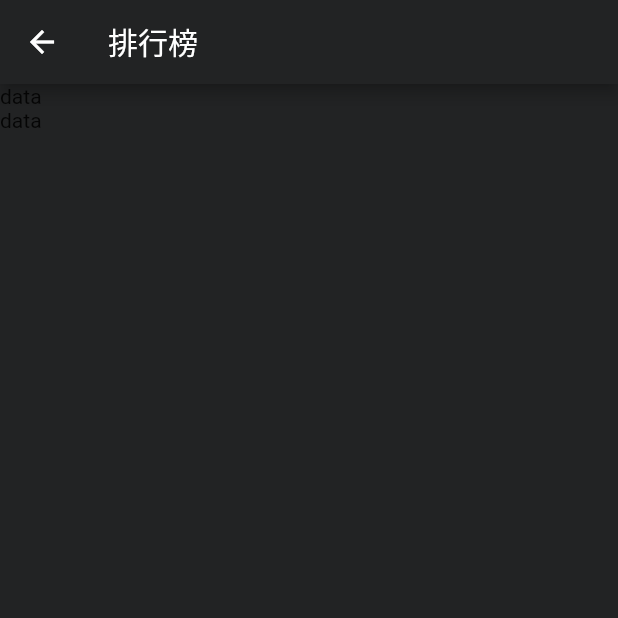
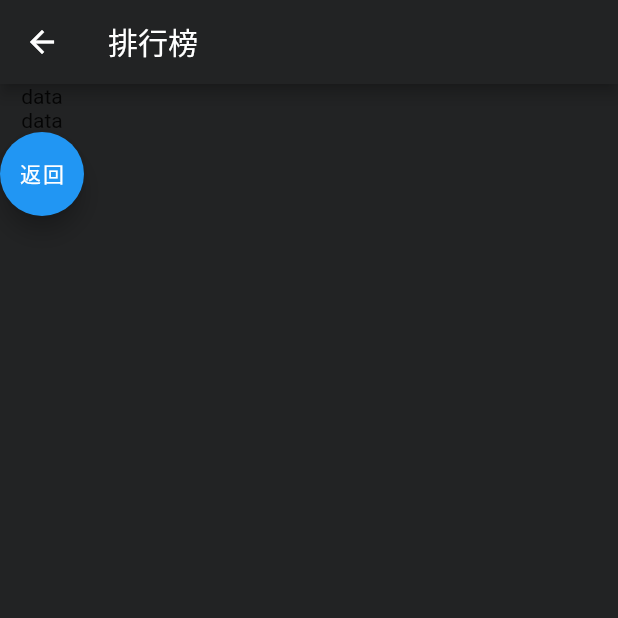
Before and after one commit to zhanglijie5997/flutter_wangyiyun, a Flutter app: the screen it shows after launch, after a tap on "每日推荐", on a phone screen of 412 x 824 dp, the top half of it. Run offline on Flutter 3.47's test engine with Material 2 defaults, Android fonts, the phone set to English and light mode, and no system bars; our stand-ins replace bot_toast, dio, fluro, flutter_swiper; missing offline and left inert: amap_location, qr_code_scanner; network calls fail; statements that could not run were skipped.

```diff
--- a/lib/Page/Rank.dart
+++ b/lib/Page/Rank.dart
@@ -26,6 +26,12 @@ class _RankState extends State<Rank> with SingleTickerProviderStateMixin{
               children: <Widget>[
                 Text("data"),
                 Text("data"),
+                FloatingActionButton(
+                  onPressed: () {
+                    Navigator.of(context).pop();
+                  },
+                  child: Text("返回"),
+                )
               ],
             ),
           ),
--- a/lib/Page/Setting.dart
+++ b/lib/Page/Setting.dart
@@ -353,7 +353,11 @@ class _SettingState extends State<Setting> with SingleTickerProviderStateMixin {
   }
 
   Widget publicList(String _image, String _name) {
-    return Container(
+    return GestureDetector(
+      onTap: () {
+        Toast().showText("功能暂未开通");
+      },
+      child:  Container(
         padding: EdgeInsets.only(left: 15),
           child: Flex(direction: Axis.horizontal, children: <Widget>[
             Image.asset(_image, width: 20, height: 20,),
@@ -382,7 +386,9 @@ class _SettingState extends State<Setting> with SingleTickerProviderStateMixin {
                 )
               )
             )
-      ]),
+          ]
+        ),
+      )
     );
   }
 
```
Also changed, not shown: lib/Page/Scan.dart (+10 -5 lines). Lines whose indentation alone changed are shown as unchanged.
